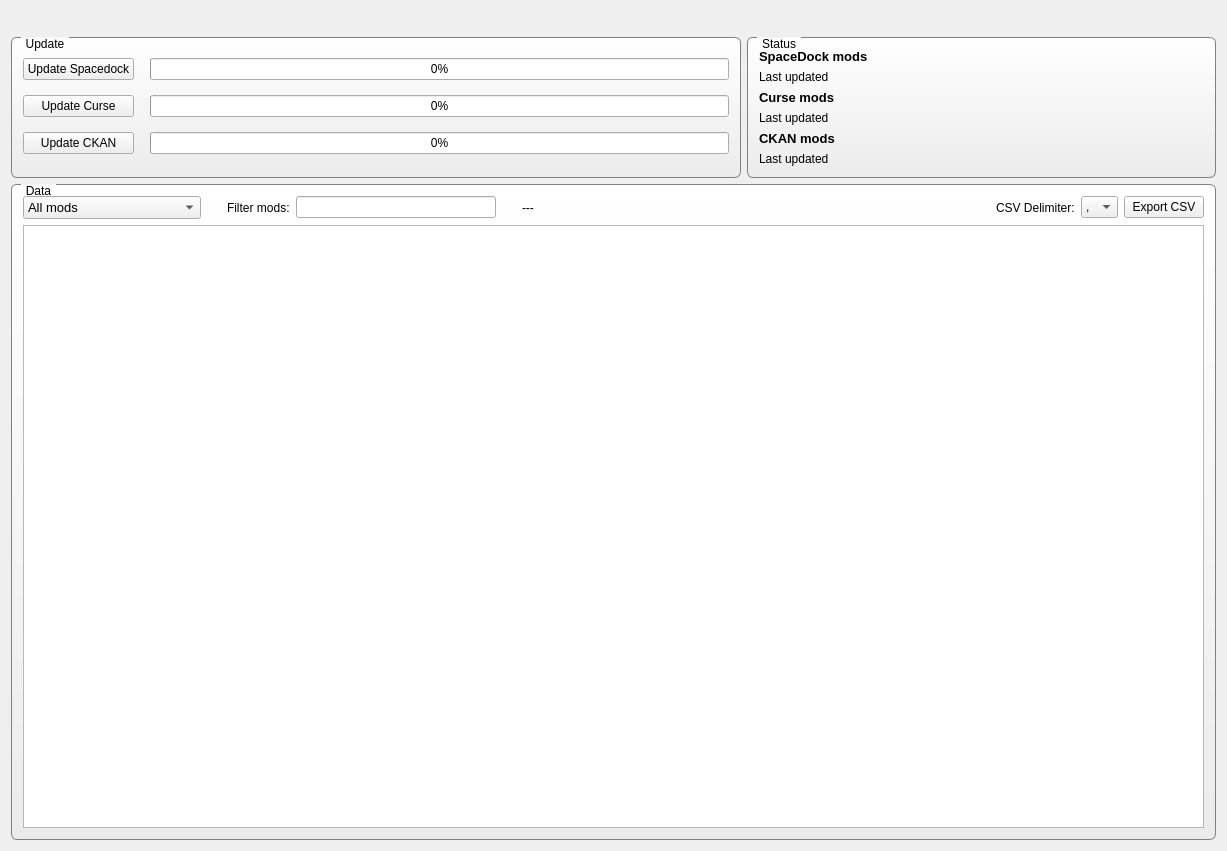
akej74/ksp-mod-analyzer, file ksp-mod-analyzer/ui/mainwindow.ui: the form before one commit.
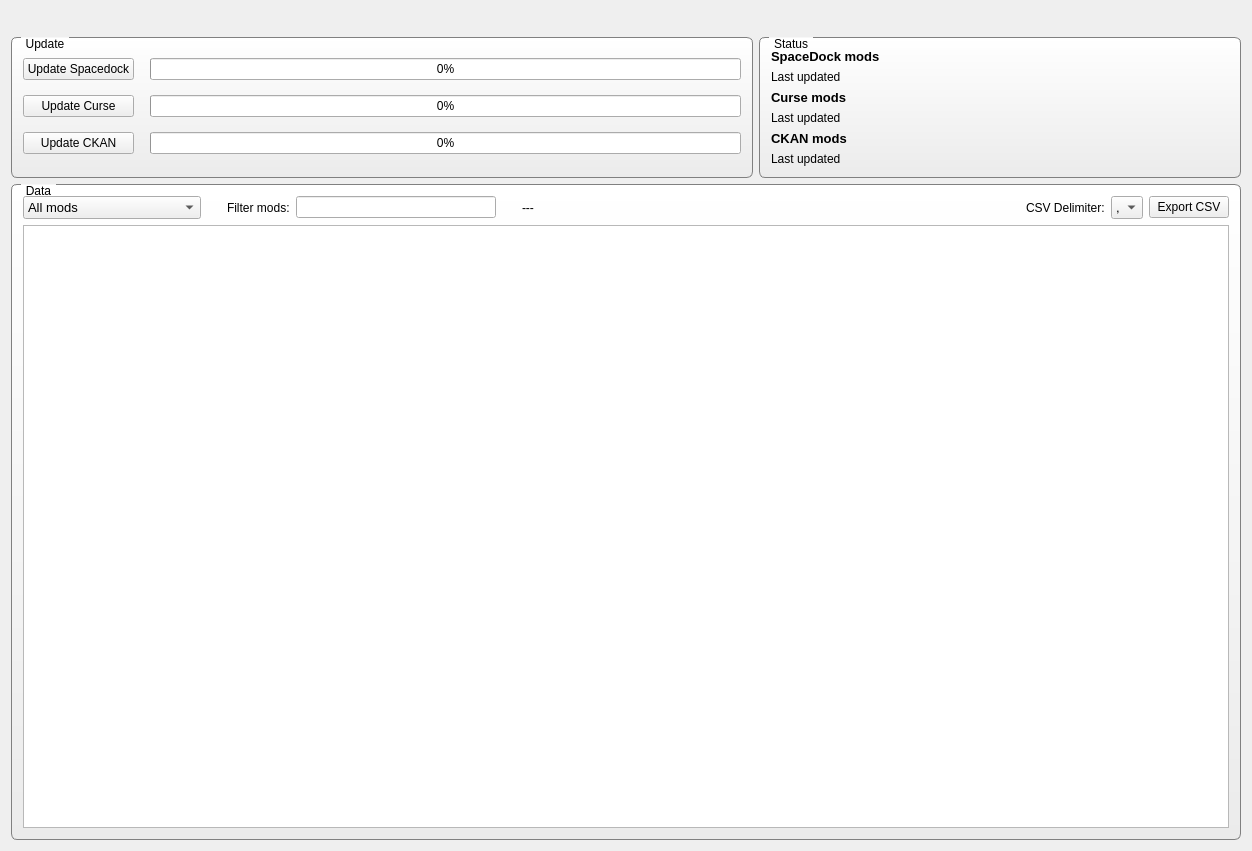
The form after the commit. Icons and pictures are not drawn. Custom widgets are drawn as their Qt base class.

Commit message: Delimiter combo box update

Diff of the .ui file:
```diff
--- a/ksp-mod-analyzer/ui/mainwindow.ui
+++ b/ksp-mod-analyzer/ui/mainwindow.ui
@@ -6,7 +6,7 @@
    <rect>
     <x>0</x>
     <y>0</y>
-    <width>1227</width>
+    <width>1252</width>
     <height>851</height>
    </rect>
   </property>
@@ -311,9 +311,15 @@
          </item>
          <item>
           <widget class="QComboBox" name="comboBoxDelimiter">
+           <property name="sizePolicy">
+            <sizepolicy hsizetype="Preferred" vsizetype="Fixed">
+             <horstretch>0</horstretch>
+             <verstretch>0</verstretch>
+            </sizepolicy>
+           </property>
            <property name="font">
             <font>
-             <pointsize>9</pointsize>
+             <pointsize>10</pointsize>
             </font>
            </property>
            <item>
@@ -321,16 +327,6 @@
              <string>,</string>
             </property>
            </item>
-           <item>
-            <property name="text">
-             <string>\t</string>
-            </property>
-           </item>
-           <item>
-            <property name="text">
-             <string>' '</string>
-            </property>
-           </item>
            <item>
             <property name="text">
              <string>;</string>
```
The commit also changes 1 other file.
